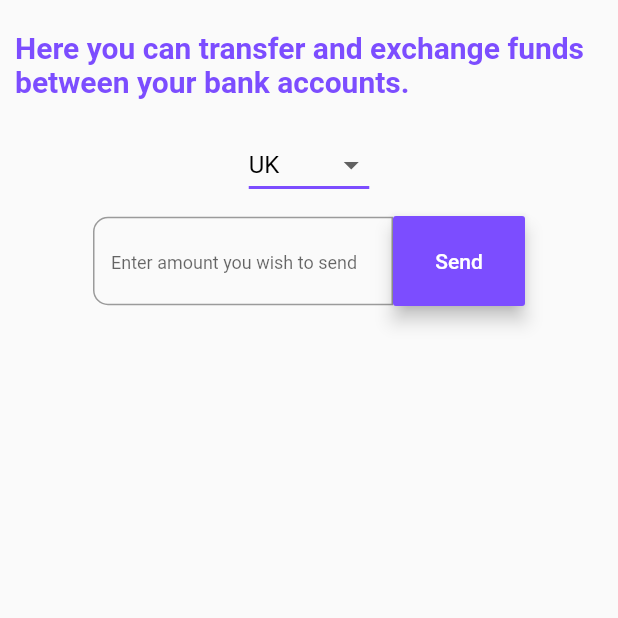
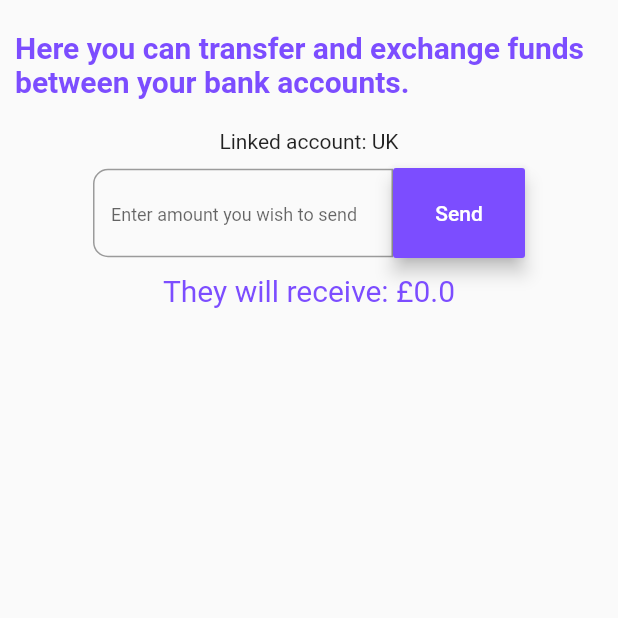
Before and after one commit to AaronH-93/MacroBank, a Flutter app: the TransferScreen screen opened by its route, on a phone screen of 412 x 824 dp, the top half of it. Run offline on Flutter 3.47's test engine with Material 2 defaults, Android fonts, the light colour scheme and no system bars; our stand-ins replace animated_text_kit, audioplayers, camera, carousel_slider, firebase_auth, firebase_core and 1 more; accounts and stored records are empty.

Commit message:
update to macrobank

```diff
--- a/lib/main.dart
+++ b/lib/main.dart
@@ -11,6 +11,8 @@ import 'package:firebase_core/firebase_core.dart';
 import 'models/pot_data.dart';
 import 'package:flutter_localizations/flutter_localizations.dart';
 
+//A few functions of the app require the use of asynchronous functions, thus you will see the async and await keywords
+//mostly regarding Firebase or the camera.
 void main() async {
   WidgetsFlutterBinding.ensureInitialized();
   //App comes with firebase authentication, users can register and log in to an account.
--- a/lib/screens/login_screen.dart
+++ b/lib/screens/login_screen.dart
@@ -79,6 +79,8 @@ class _LoginScreenState extends State<LoginScreen> {
                     spinner = true;
                   });
                   try {
+                    //This is an asynchronous firebase call that checks the authentication of the user
+                    //If the user can be successfully authenticated, then they will proceed to the home screen.
                     final returningUser = await _auth.signInWithEmailAndPassword(
                         email: email, password: password);
                     if (returningUser != null) {
--- a/lib/screens/transfer_screen.dart
+++ b/lib/screens/transfer_screen.dart
@@ -12,7 +12,8 @@ class TransferScreen extends StatefulWidget {
 
 class _TransferScreenState extends State<TransferScreen> {
   final _controller = TextEditingController();
-  String _selected = 'UK';
+  double _exchanged = 0.0;
+  double _exchangeRate = 0.90;
 
   @override
   Widget build(BuildContext context) {
@@ -45,29 +46,7 @@ class _TransferScreenState extends State<TransferScreen> {
                     SizedBox(
                       height: 10,
                     ),
-                    DropdownButton<String>(
-                      value: _selected,
-                      dropdownColor: Colors.deepPurpleAccent,
-                      underline: Container(
-                        height: 2,
-                        color: Colors.deepPurpleAccent,
-                      ),
-                      items: <String>['UK', 'German', 'Swiss', 'Danish']
-                          .map((String value) {
-                        return new DropdownMenuItem<String>(
-                          value: value,
-                          child: new Text(
-                            value,
-                            style: TextStyle(color: Colors.black),
-                          ),
-                        );
-                      }).toList(),
-                      onChanged: (newValue) {
-                        setState(() {
-                          _selected = newValue;
-                        });
-                      },
-                    ),
+                    Text('Linked account: UK'),
                     SizedBox(
                       height: 10,
                     ),
@@ -89,10 +68,19 @@ class _TransferScreenState extends State<TransferScreen> {
                                     bottomRight: Radius.zero),
                               ),
                             ),
+                            //These next few lines make it so the keyboard display will be a number pad and only accept digits.
+                            //This is also seen in the alert_dialog_box file with the dialog box classes.
                             keyboardType: TextInputType.number,
                             inputFormatters: <TextInputFormatter>[
                               FilteringTextInputFormatter.digitsOnly,
                             ],
+                            onChanged: (value){
+                              setState(() {
+                                //This updates the _exchanged variable every time the textfield is changed,
+                                //giving us a real time conversion of the amount being sent.
+                                _exchanged = double.parse(value) * _exchangeRate;
+                              });
+                            },
                           ),
                         ),
                         Material(
@@ -106,6 +94,7 @@ class _TransferScreenState extends State<TransferScreen> {
                             height: 60,
                             onPressed: () {
                               setState(() {
+                                //double.parse(_controller.text) will take what resides in the textfield at the time and convert it to a double
                                 potsData.sendMoney(double.parse(_controller.text));
                               });
                               Navigator.pop(context);
@@ -118,7 +107,16 @@ class _TransferScreenState extends State<TransferScreen> {
                           ),
                         )
                       ],
-                    )
+                    ),
+                    SizedBox(
+                      height: 10,
+                    ),
+                    Text(
+                      'They will receive: £$_exchanged',
+                    style: TextStyle(
+                      color: Colors.deepPurpleAccent,
+                      fontSize: 20,
+                    ),),
                   ],
                 ),
               ),
```
Also changed, not shown: lib/models/pot_data.dart (+16 -0 lines), lib/screens/registration_screen.dart (+3 -4 lines), lib/screens/take_picture_screen.dart (+7 -23 lines).
